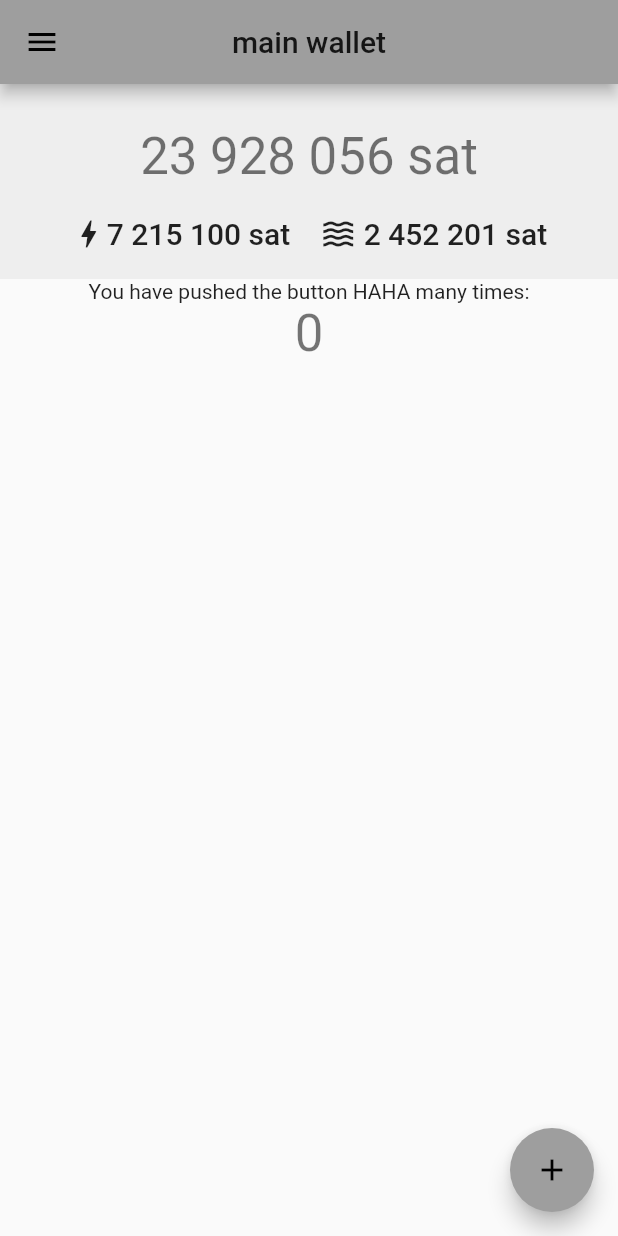
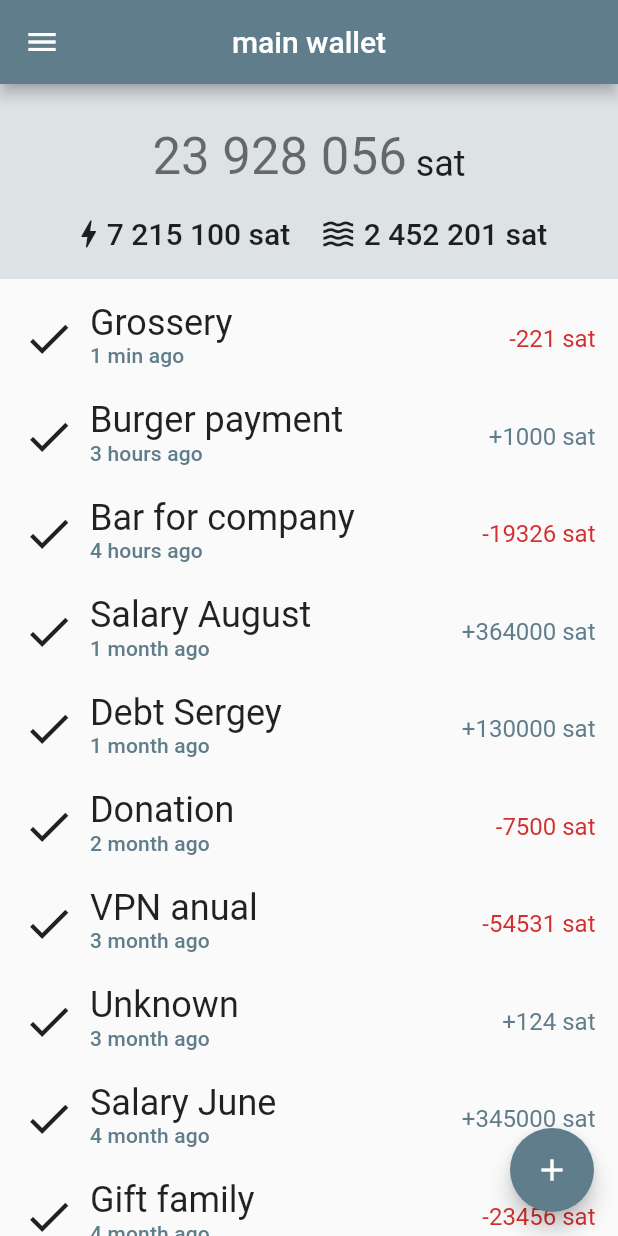
Before and after one commit to NCrashed/ergvein-experiments, a Flutter app: the screen it shows after launch, on a phone screen of 412 x 824 dp. Run offline on Flutter 3.47's test engine with Material 2 defaults, Android fonts, the phone set to English and light mode, and no system bars.

Commit message:
Add history rows

```diff
--- a/lib/main.dart
+++ b/lib/main.dart
@@ -14,7 +14,7 @@ class ErgveinApp extends StatelessWidget {
     return MaterialApp(
       title: 'Ergvein',
       theme: ThemeData(
-        primarySwatch: Colors.grey,
+        primarySwatch: Colors.blueGrey,
       ),
       home: const BalancePage(title: 'Ergvein balance page'),
     );
@@ -58,12 +58,24 @@ class _BalancePageState extends State<BalancePage> {
           mainAxisAlignment: MainAxisAlignment.start,
           children: <Widget>[
             balanceHeader(theme),
-            const Text(
-              'You have pushed the button HAHA many times:',
-            ),
-            Text(
-              '$_counter',
-              style: theme.textTheme.headline4,
+            Expanded(
+              child: ListView(
+                padding: const EdgeInsets.all(15),
+                children: <Widget>[
+                  historyRow(theme, "Grossery", "1 min ago", -221),
+                  historyRow(theme, "Burger payment", "3 hours ago", 1000),
+                  historyRow(theme, "Bar for company", "4 hours ago", -19326),
+                  historyRow(theme, "Salary August", "1 month ago", 364000),
+                  historyRow(theme, "Debt Sergey", "1 month ago", 130000),
+                  historyRow(theme, "Donation", "2 month ago", -7500),
+                  historyRow(theme, "VPN anual", "3 month ago", -54531),
+                  historyRow(theme, "Unknown", "3 month ago", 124),
+                  historyRow(theme, "Salary June", "4 month ago", 345000),
+                  historyRow(theme, "Gift family", "4 month ago", -23456),
+                  historyRow(theme, "Donation", "4 month ago", -45),
+                  historyRow(theme, "Fastfood", "5 month ago", -1000),
+                ],
+              ),
             ),
           ],
         ),
@@ -76,9 +88,57 @@ class _BalancePageState extends State<BalancePage> {
     );
   }
 
+  Container historyRow(
+      ThemeData theme, String description, String time, int amount) {
+    var amountWidget = null;
+    if (amount >= 0) {
+      amountWidget = Text("+$amount sat",
+          style: theme.textTheme.subtitle1?.copyWith(color: theme.accentColor));
+    } else {
+      amountWidget = Text("$amount sat",
+          style: theme.textTheme.subtitle1?.copyWith(color: theme.errorColor));
+    }
+    return Container(
+      height: 50,
+      margin: const EdgeInsets.only(bottom: 15.0),
+      child: Row(
+        mainAxisAlignment: MainAxisAlignment.start,
+        children: [
+          Icon(
+            Icons.check,
+            size: 35,
+          ),
+          Container(
+            margin: const EdgeInsets.only(left: 10.0),
+            child: Column(
+              mainAxisAlignment: MainAxisAlignment.start,
+              crossAxisAlignment: CrossAxisAlignment.start,
+              children: [
+                Text(
+                  description,
+                  style: theme.textTheme.headline5,
+                ),
+                Text(
+                  time,
+                  style: theme.textTheme.subtitle2
+                      ?.copyWith(color: theme.accentColor),
+                ),
+              ],
+            ),
+          ),
+          Expanded(
+              child: Row(
+            mainAxisAlignment: MainAxisAlignment.end,
+            children: [amountWidget],
+          ))
+        ],
+      ),
+    );
+  }
+
   Container balanceHeader(ThemeData theme) {
     return Container(
-      color: theme.backgroundColor,
+      color: theme.colorScheme.background.withAlpha(100),
       height: 130,
       child: Column(
         mainAxisAlignment: MainAxisAlignment.center,
@@ -87,10 +147,22 @@ class _BalancePageState extends State<BalancePage> {
           Center(
             child: Container(
               margin: const EdgeInsets.only(top: 10.0),
-              child: Text(
-                "23 928 056 sat",
-                style: theme.primaryTextTheme.headline4,
-              ),
+              child: Row(
+                  mainAxisAlignment: MainAxisAlignment.center,
+                  crossAxisAlignment: CrossAxisAlignment.end,
+                  children: [
+                    Text(
+                      "23 928 056",
+                      style: theme.textTheme.headline4,
+                    ),
+                    Container(
+                      margin: const EdgeInsets.only(bottom: 1),
+                      child: Text(
+                        " sat",
+                        style: theme.textTheme.headline5,
+                      ),
+                    ),
+                  ]),
             ),
           ),
           Row(
@@ -114,7 +186,7 @@ class _BalancePageState extends State<BalancePage> {
       margin: const EdgeInsets.only(left: 10.0, right: 10.0, top: 20.0),
       child: Row(
         children: nullAppend(icon) +
-            [Text(balance, style: theme.primaryTextTheme.headline6)],
+            [Text(balance, style: theme.textTheme.headline6)],
       ),
     );
   }
```
